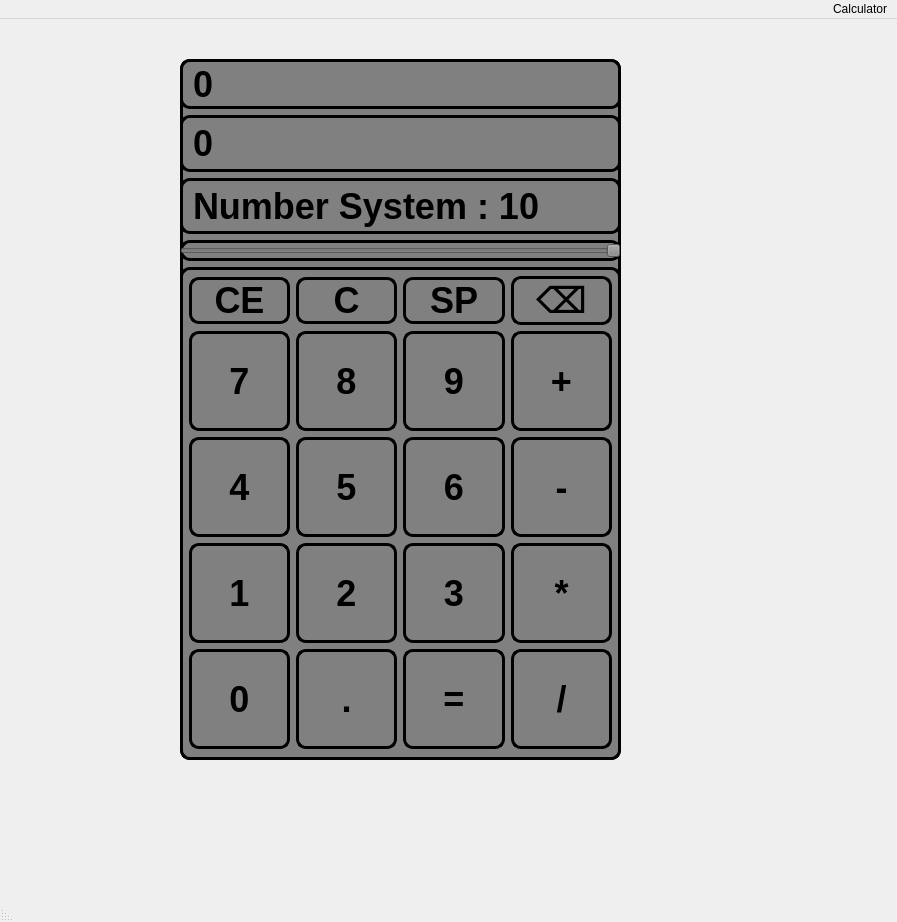
m1n1tea/forth_semester, file UI/calculator.ui: the form before one commit.
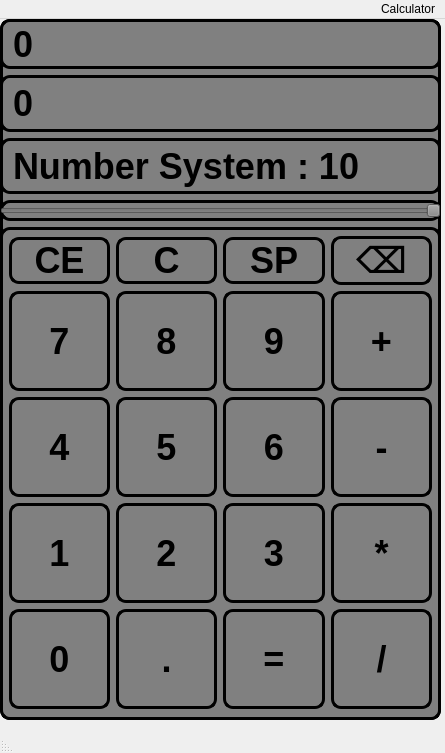
The form after the commit.

```diff
--- a/UI/calculator.ui
+++ b/UI/calculator.ui
@@ -6,8 +6,8 @@
    <rect>
     <x>0</x>
     <y>0</y>
-    <width>897</width>
-    <height>922</height>
+    <width>445</width>
+    <height>753</height>
    </rect>
   </property>
   <property name="windowTitle">
@@ -20,8 +20,8 @@
    <widget class="QWidget" name="whole_calculator" native="true">
     <property name="geometry">
      <rect>
-      <x>180</x>
-      <y>40</y>
+      <x>0</x>
+      <y>0</y>
       <width>441</width>
       <height>701</height>
      </rect>
@@ -439,7 +439,7 @@
     <rect>
      <x>0</x>
      <y>0</y>
-     <width>897</width>
+     <width>445</width>
      <height>26</height>
     </rect>
    </property>
```
Left out of the diff: 316 changed lines with no effect on the pictures.
